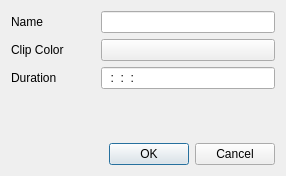
The window that src/widgets/colorclip_ui.ui (KDE/kdenlive) describes before a commit, drawn with Qt 5.
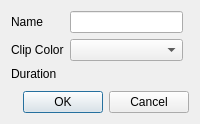
The same window after the commit. Custom widgets are drawn as their Qt base class.

Commit message: Color clip dialog:  - Restore color, which was selected the last time  - Use TimecodeDisplay (but always display as HH:MM:SS:FF)  - Use KColorCombo (drop down with a set of colors and a dialog to choose custom colors)

Patch:
```diff
--- a/src/widgets/colorclip_ui.ui
+++ b/src/widgets/colorclip_ui.ui
@@ -1,12 +1,12 @@
 <ui version="4.0" >
  <class>ColorClip_UI</class>
- <widget class="QDialog" name="ColorClip_UI" >
-  <property name="geometry" >
+ <widget class="QDialog" name="ColorClip_UI">
+  <property name="geometry">
    <rect>
     <x>0</x>
     <y>0</y>
-    <width>286</width>
-    <height>176</height>
+    <width>200</width>
+    <height>124</height>
    </rect>
   </property>
   <property name="windowTitle" >
@@ -20,8 +20,8 @@
      </property>
     </widget>
    </item>
-   <item row="0" column="1" colspan="2" >
-    <widget class="KLineEdit" name="clip_name" />
+   <item row="0" column="1">
+    <widget class="KLineEdit" name="clip_name"/>
    </item>
    <item row="1" column="0" >
     <widget class="QLabel" name="label" >
@@ -30,32 +30,30 @@
      </property>
     </widget>
    </item>
-   <item row="1" column="1" colspan="2" >
-    <widget class="KColorButton" name="clip_color" >
-     <property name="color" >
-      <color>
-       <red>0</red>
-       <green>0</green>
-       <blue>0</blue>
-      </color>
-     </property>
-    </widget>
-   </item>
-   <item row="2" column="0" >
-    <widget class="QLabel" name="label_2" >
-     <property name="text" >
+   <item row="2" column="0">
+    <widget class="QLabel" name="label_2">
+     <property name="text">
       <string>Duration</string>
      </property>
     </widget>
    </item>
-   <item row="2" column="1" colspan="2" >
-    <widget class="KRestrictedLine" name="clip_duration" >
-     <property name="inputMask" >
-      <string>99:99:99:99; </string>
+   <item row="4" column="0" colspan="3">
+    <widget class="QDialogButtonBox" name="buttonBox">
+     <property name="orientation">
+      <enum>Qt::Horizontal</enum>
+     </property>
+     <property name="standardButtons">
+      <set>QDialogButtonBox::Cancel|QDialogButtonBox::Ok</set>
      </property>
     </widget>
    </item>
-   <item row="3" column="2" >
+   <item row="2" column="1">
+    <layout class="QHBoxLayout" name="clip_durationBox"/>
+   </item>
+   <item row="1" column="1">
+    <widget class="KColorCombo" name="clip_color"/>
+   </item>
+   <item row="3" column="1">
     <spacer>
      <property name="orientation" >
       <enum>Qt::Vertical</enum>
@@ -68,33 +66,18 @@
      </property>
     </spacer>
    </item>
-   <item row="4" column="0" colspan="3" >
-    <widget class="QDialogButtonBox" name="buttonBox" >
-     <property name="orientation" >
-      <enum>Qt::Horizontal</enum>
-     </property>
-     <property name="standardButtons" >
-      <set>QDialogButtonBox::Cancel|QDialogButtonBox::NoButton|QDialogButtonBox::Ok</set>
-     </property>
-    </widget>
-   </item>
   </layout>
  </widget>
  <customwidgets>
-  <customwidget>
-   <class>KColorButton</class>
-   <extends>QPushButton</extends>
-   <header>kcolorbutton.h</header>
-  </customwidget>
   <customwidget>
    <class>KLineEdit</class>
    <extends>QLineEdit</extends>
    <header>klineedit.h</header>
   </customwidget>
   <customwidget>
-   <class>KRestrictedLine</class>
-   <extends>KLineEdit</extends>
-   <header>krestrictedline.h</header>
+   <class>KColorCombo</class>
+   <extends>QComboBox</extends>
+   <header>kcolorcombo.h</header>
   </customwidget>
  </customwidgets>
  <resources/>
```
Left out of the diff: 31 changed lines with no effect on the pictures. The commit also changes 3 other files.
